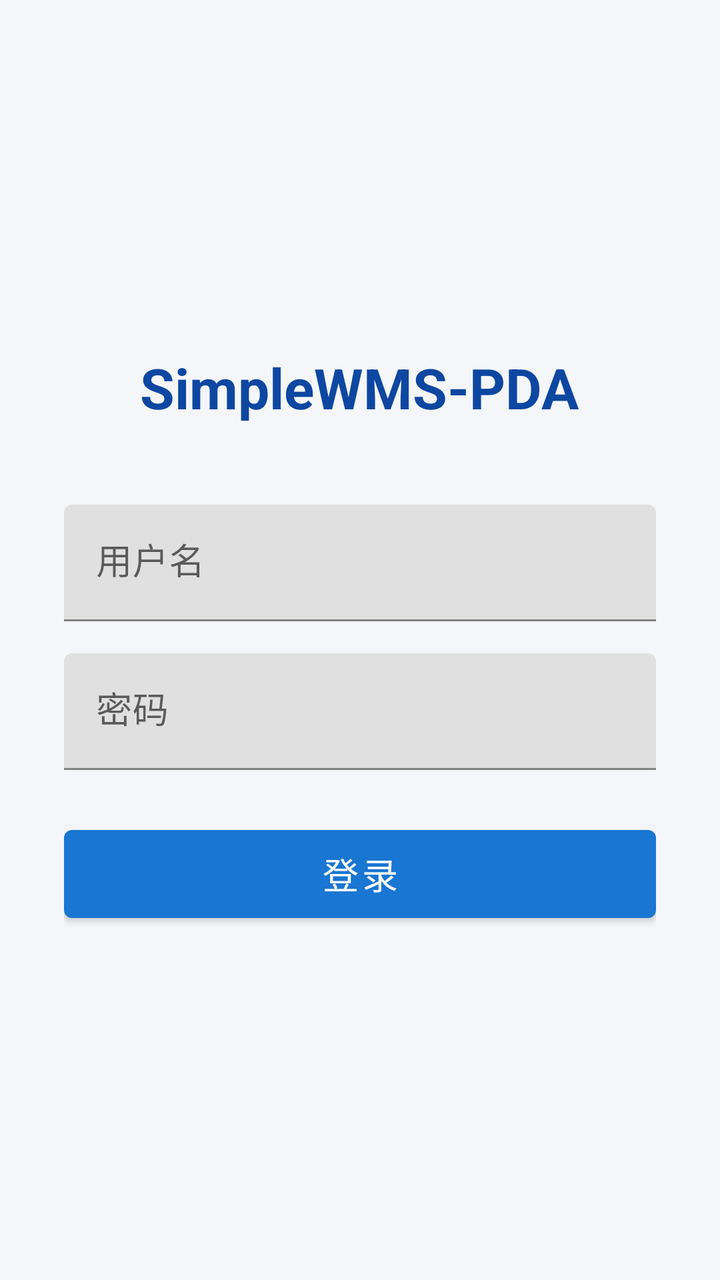
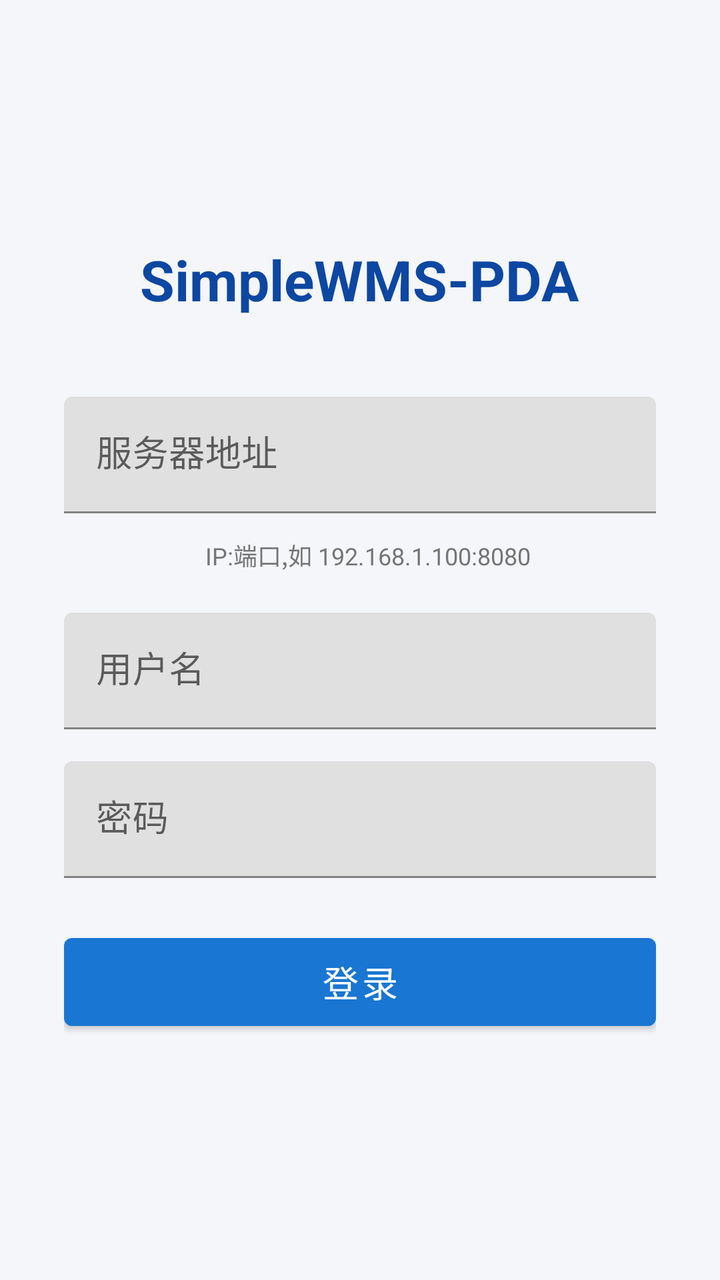

The first picture is an Android layout as it rendered before a commit; the second is the same layout after the commit. The layout source and the unified diff follow.
<!-- AndroidManifest.xml: application theme Theme.SimpleWmsPda -->
<!-- res/layout/activity_login.xml -->
<?xml version="1.0" encoding="utf-8"?>
<LinearLayout xmlns:android="http://schemas.android.com/apk/res/android"
    android:layout_width="match_parent"
    android:layout_height="match_parent"
    android:orientation="vertical"
    android:padding="32dp"
    android:gravity="center">

    <TextView
        android:layout_width="wrap_content"
        android:layout_height="wrap_content"
        android:text="@string/app_name"
        android:textSize="28sp"
        android:textColor="@color/primary_dark"
        android:textStyle="bold"
        android:layout_marginBottom="40dp" />

    <com.google.android.material.textfield.TextInputLayout
        android:layout_width="match_parent"
        android:layout_height="wrap_content"
        android:hint="@string/username"
        android:layout_marginBottom="16dp">
        <com.google.android.material.textfield.TextInputEditText
            android:id="@+id/etUsername"
            android:layout_width="match_parent"
            android:layout_height="wrap_content"
            android:inputType="text"
            android:textSize="18sp" />
    </com.google.android.material.textfield.TextInputLayout>

    <com.google.android.material.textfield.TextInputLayout
        android:layout_width="match_parent"
        android:layout_height="wrap_content"
        android:hint="@string/password"
        android:layout_marginBottom="24dp">
        <com.google.android.material.textfield.TextInputEditText
            android:id="@+id/etPassword"
            android:layout_width="match_parent"
            android:layout_height="wrap_content"
            android:inputType="textPassword"
            android:textSize="18sp" />
    </com.google.android.material.textfield.TextInputLayout>

    <Button
        android:id="@+id/btnLogin"
        android:layout_width="match_parent"
        android:layout_height="56dp"
        android:text="@string/login_btn"
        android:textSize="18sp" />

</LinearLayout>
<!-- resources referenced by this layout -->
<resources>
  <color name="primary_dark">#0D47A1</color>
  <string name="app_name">SimpleWMS-PDA</string>
  <string name="login_btn">登录</string>
  <string name="password">密码</string>
  <string name="username">用户名</string>
  <style name="Theme.SimpleWmsPda" parent="Theme.MaterialComponents.Light.NoActionBar">
          <item name="colorPrimary">@color/primary</item>
          <item name="colorPrimaryDark">@color/primary_dark</item>
          <item name="colorAccent">@color/accent</item>
          <item name="android:windowBackground">@color/bg</item>
      </style>
  <color name="primary">#1976D2</color>
  <color name="accent">#03DAC5</color>
  <color name="bg">#F4F6F9</color>
</resources>

<!-- the commit's change to res/layout/activity_login.xml (unified diff, before → after) -->
@@ -14,6 +14,30 @@
         android:textColor="@color/primary_dark"
         android:textStyle="bold"
         android:layout_marginBottom="40dp" />
+
+    <com.google.android.material.textfield.TextInputLayout
+        android:layout_width="match_parent"
+        android:layout_height="wrap_content"
+        android:hint="@string/server_address"
+        android:layout_marginBottom="12dp">
+        <com.google.android.material.textfield.TextInputEditText
+            android:id="@+id/etServer"
+            android:layout_width="match_parent"
+            android:layout_height="wrap_content"
+            android:inputType="textUri"
+            android:textSize="18sp"
+            android:selectAllOnFocus="true" />
+    </com.google.android.material.textfield.TextInputLayout>
+
+    <TextView
+        android:id="@+id/tvServerHint"
+        android:layout_width="wrap_content"
+        android:layout_height="wrap_content"
+        android:text="@string/server_address_hint"
+        android:textSize="12sp"
+        android:textColor="@color/text_secondary"
+        android:layout_marginBottom="20dp"
+        android:layout_marginStart="4dp" />
 
     <com.google.android.material.textfield.TextInputLayout
         android:layout_width="match_parent"
<!-- resource entries referenced after the edit -->
@@ -1,9 +1,12 @@
 <!-- resources referenced by this layout -->
 <resources>
   <color name="primary_dark">#0D47A1</color>
+  <color name="text_secondary">#757575</color>
   <string name="app_name">SimpleWMS-PDA</string>
   <string name="login_btn">登录</string>
   <string name="password">密码</string>
+  <string name="server_address">服务器地址</string>
+  <string name="server_address_hint">IP:端口,如 192.168.1.100:8080</string>
   <string name="username">用户名</string>
   <style name="Theme.SimpleWmsPda" parent="Theme.MaterialComponents.Light.NoActionBar">
           <item name="colorPrimary">@color/primary</item>
